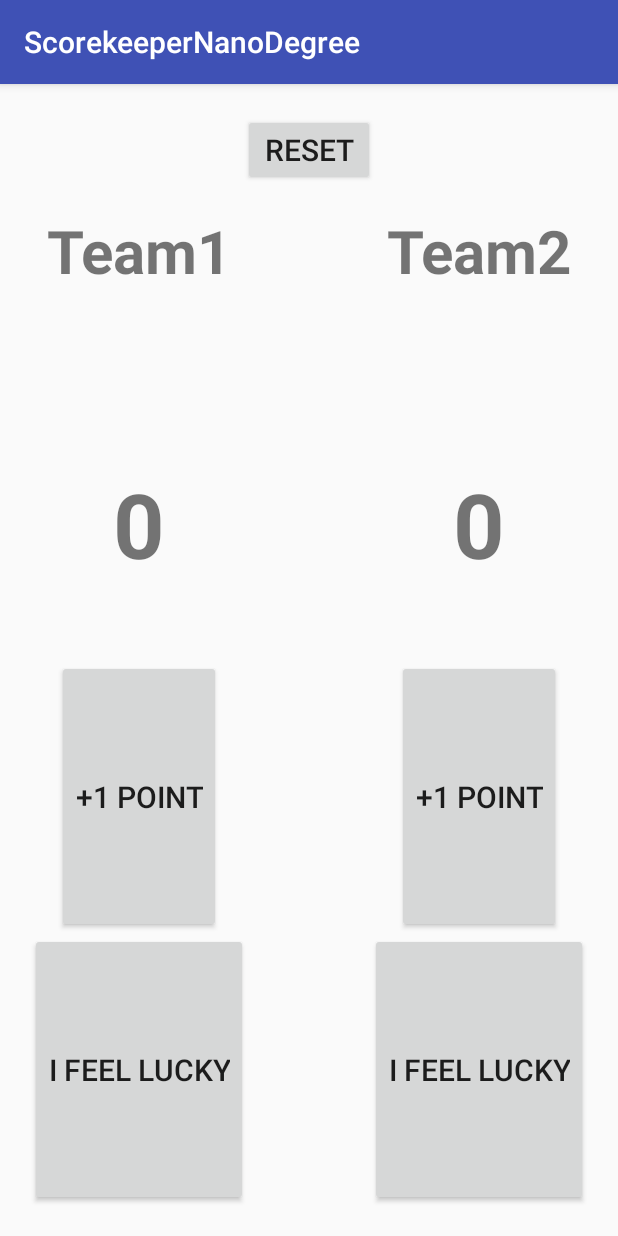
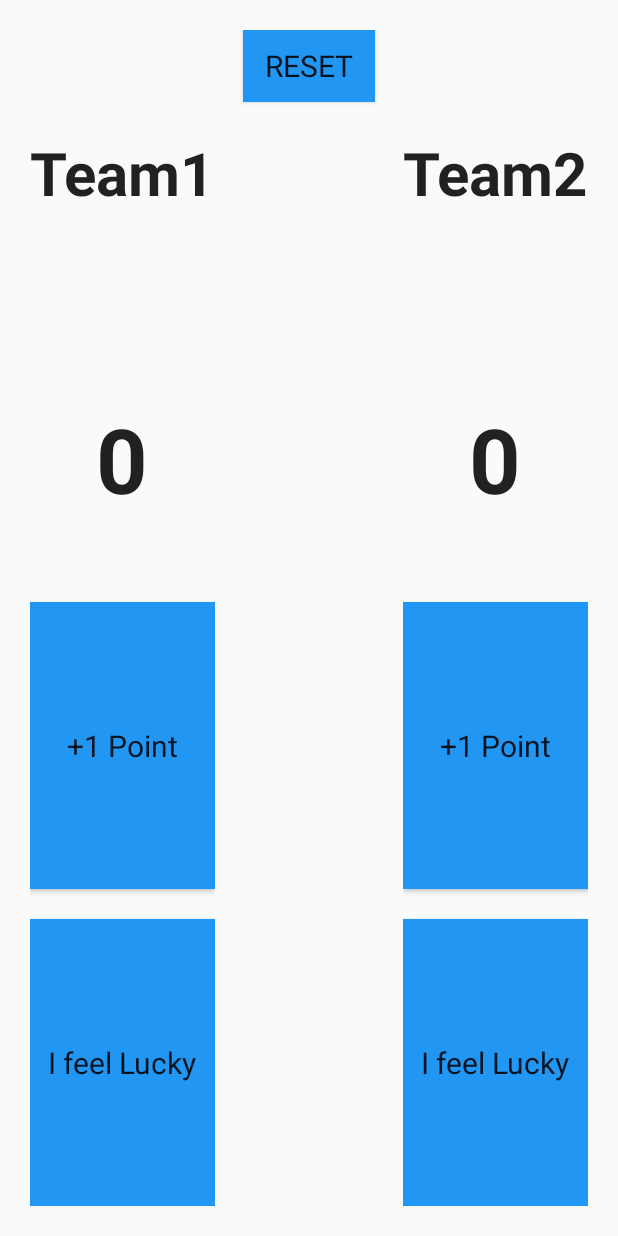
Before and after one commit to trigal2012/AndroidNanoDegree, an Android app: the screen it shows after launch (MainActivity), on a phone screen of 412 x 824 dp. Run offline under Robolectric (Android 15) with nearby library versions, the phone set to English and light mode, and no system bars.

Commit message:
updating scorekeeper for submission

```diff
--- a/ScorekeeperNanoDegree/app/src/main/java/com/example/dmac1/scorekeepernanodegree/MainActivity.java
+++ b/ScorekeeperNanoDegree/app/src/main/java/com/example/dmac1/scorekeepernanodegree/MainActivity.java
@@ -10,12 +10,13 @@ import android.view.LayoutInflater;
 
 public class MainActivity extends AppCompatActivity {
 
+    //initialize variables
     int team1_score = 0;
     int team2_score = 0;
     int team1ViewId = 0;
     int team2ViewId = 0;
 
-
+    //save values on screen rotation
     @Override
     public void onSaveInstanceState(Bundle outState) {
         outState.putInt("team1_score", team1_score);
@@ -25,6 +26,7 @@ public class MainActivity extends AppCompatActivity {
         super.onSaveInstanceState(outState);
     }
 
+    //on create method, runs when app starts
     @Override
     protected void onCreate(Bundle savedInstanceState) {
         if (savedInstanceState != null){
@@ -77,20 +79,11 @@ public class MainActivity extends AppCompatActivity {
     //returns a random number between -5 and 20
     private int lucky(){
         int tmpNum = (int )(Math.random() * 20 + -5);
-        if (tmpNum == -1) {
-            displayToast("bummer, you lost " + tmpNum * -1 + " point :-(");
-        } else if (tmpNum < -1){
-            displayToast("bummer, you lost " + tmpNum * -1 + " points :-(");
-        }else if(tmpNum == 0){
-            displayToast("well, could be worse, you could have lost points");
-        }else if (tmpNum == 1){
-            displayToast("luck is on your side, you won " + tmpNum + " point :-)");
-        }else{
-            displayToast("luck is on your side, you won " + tmpNum + " points :-)");
-        }
+        toastMsg(tmpNum);
         return tmpNum;
     }
 
+    //resets score to zero
     public void reset(View view){
         team1_score = 0;
         team2_score = 0;
@@ -98,14 +91,32 @@ public class MainActivity extends AppCompatActivity {
         updateDisplay(team2ViewId, team2_score);
     }
 
+    //used to update the score view
     private void updateDisplay(Integer team, Integer score){
         TextView scoreView = findViewById(team);
         String score2String = Integer.toString(score);
         scoreView.setText(score2String);
     }
 
+    //determine toast message based on the results of "I feel lucky"
+    private void toastMsg(int tmpNum){
+        String toastMessage = "";
+        if (tmpNum == -1) {
+            toastMessage = getResources().getString(R.string.lost1pt);
+        } else if (tmpNum < -1){
+            tmpNum = tmpNum * -1;
+            toastMessage = getResources().getString(R.string.lostMorePts,tmpNum);
+        }else if(tmpNum == 0){
+            toastMessage = getResources().getString(R.string.noWinNoLoss);
+        }else if (tmpNum == 1){
+            toastMessage = getResources().getString(R.string.win1pt);
+        }else{
+            toastMessage = getResources().getString(R.string.wonMorePts, tmpNum);
+        }
+        displayToast(toastMessage);
+    }
 
-    //toast message creation and update based on results of lucky method
+    //method to display the toast message, uses a toast layout file
     private void displayToast(String message){
 
         //get the LayoutInflater and inflate the custom_toast layout
@@ -113,7 +124,7 @@ public class MainActivity extends AppCompatActivity {
         View layout = inflater.inflate(R.layout.toast, null);
 
         //get the TextView from the custom_toast layout
-        TextView text = (TextView) layout.findViewById(R.id.txtMessage);
+        TextView text = layout.findViewById(R.id.txtMessage);
         text.setText(message);
 
         //create the toast object, set display duration,
@@ -123,5 +134,4 @@ public class MainActivity extends AppCompatActivity {
         toast.setView(layout);
         toast.show();
     }
-
 }
--- a/ScorekeeperNanoDegree/app/src/main/res/layout/activity_main.xml
+++ b/ScorekeeperNanoDegree/app/src/main/res/layout/activity_main.xml
@@ -1,71 +1,53 @@
 <?xml version="1.0" encoding="utf-8"?>
-<RelativeLayout
-    xmlns:android="http://schemas.android.com/apk/res/android"
+<RelativeLayout xmlns:android="http://schemas.android.com/apk/res/android"
     xmlns:tools="http://schemas.android.com/tools"
     android:layout_width="match_parent"
     android:layout_height="match_parent"
-    android:layout_marginTop="20dp"
-    android:layout_marginBottom="20dp"
+    android:layout_marginBottom="@dimen/marginSmall"
+    android:layout_marginTop="@dimen/marginSmall"
     tools:context=".MainActivity">
 
     <Button
         android:id="@+id/reset"
-        android:layout_width="wrap_content"
-        android:layout_height="wrap_content"
-        android:layout_centerInParent="true"
-        android:layout_alignParentTop="true"
-        android:textSize="20sp"
-        android:text="RESET"
-        android:onClick="reset"/>
+        style="@style/resetBtn"
+        android:onClick="reset"
+        android:text="@string/reset" />
 
     <LinearLayout
         android:id="@+id/team1"
         android:layout_width="wrap_content"
         android:layout_height="match_parent"
         android:layout_alignParentLeft="true"
-        android:layout_marginLeft="20dp"
+        android:layout_alignParentStart="true"
+        android:layout_marginLeft="@dimen/marginSmall"
+        android:layout_marginStart="@dimen/marginSmall"
         android:orientation="vertical">
 
         <TextView
             android:id="@+id/team1_name"
-            android:layout_width="match_parent"
-            android:layout_height="0dp"
-            android:layout_weight="1"
-            android:text="Team1"
-            android:gravity="center"
-            android:textSize="40sp"
-            android:textStyle="bold"/>
+            style="@style/txtBase"
+            android:text="@string/team1"
+            android:textSize="@dimen/textMedium" />
 
         <TextView
             android:id="@+id/team1_score"
-            android:layout_width="match_parent"
-            android:layout_height="0dp"
-            android:layout_weight="1"
-            android:text="100"
-            android:gravity="center"
-            android:textSize="60sp"
-            android:textStyle="bold"/>
+            style="@style/txtBase"
+            android:text="@string/score"
+            android:textSize="@dimen/textLarge" />
 
         <Button
             android:id="@+id/team1_button1"
-            android:layout_width="wrap_content"
-            android:layout_height="0dp"
-            android:layout_weight="1"
-            android:layout_gravity="center"
-            android:textSize="20sp"
-            android:text="+1 Point"
-            android:onClick="team1_button1"/>
+            style="@style/btnBase"
+            android:layout_marginBottom="@dimen/marginSmall"
+            android:onClick="team1_button1"
+            android:text="@string/point1" />
 
         <Button
             android:id="@+id/team1_button2"
-            android:layout_width="wrap_content"
-            android:layout_height="0dp"
-            android:layout_weight="1"
-            android:layout_gravity="center"
-            android:textSize="20sp"
-            android:text="I feel Lucky"
-            android:tooltipText="score up to 20 points or loose up to 5 points"
-            android:onClick="team1_button2"/>
+            style="@style/btnBase"
+            android:onClick="team1_button2"
+            android:text="@string/lucky"
+            android:tooltipText="@string/btn2ToolTip" />
 
     </LinearLayout>
 
@@ -73,51 +55,37 @@
         android:id="@+id/team2"
         android:layout_width="wrap_content"
         android:layout_height="match_parent"
+        android:layout_alignParentEnd="true"
         android:layout_alignParentRight="true"
-        android:layout_marginRight="20dp"
+        android:layout_marginEnd="@dimen/marginSmall"
+        android:layout_marginRight="@dimen/marginSmall"
         android:orientation="vertical">
 
         <TextView
             android:id="@+id/team2_name"
-            android:layout_width="match_parent"
-            android:layout_height="0dp"
-            android:layout_weight="1"
-            android:text="Team2"
-            android:gravity="center"
-            android:textSize="40sp"
-            android:textStyle="bold"/>
+            style="@style/txtBase"
+            android:text="@string/team2"
+            android:textSize="@dimen/textMedium" />
 
         <TextView
             android:id="@+id/team2_score"
-            android:layout_width="match_parent"
-            android:layout_height="0dp"
-            android:layout_weight="1"
-            android:text="100"
-            android:gravity="center"
-            android:textSize="60sp"
-            android:textStyle="bold"/>
+            style="@style/txtBase"
+            android:text="@string/score"
+            android:textSize="@dimen/textLarge" />
 
         <Button
             android:id="@+id/team2_button1"
-            android:layout_width="wrap_content"
-            android:layout_height="0dp"
-            android:layout_weight="1"
-            android:layout_gravity="center"
-            android:textSize="20sp"
-            android:text="+1 Point"
-            android:onClick="team2_button1"/>
+            style="@style/btnBase"
+            android:layout_marginBottom="@dimen/marginSmall"
+            android:onClick="team2_button1"
+            android:text="@string/point1" />
 
         <Button
             android:id="@+id/team2_button2"
-            android:layout_width="wrap_content"
-            android:layout_height="0dp"
-            android:layout_weight="1"
-            android:layout_gravity="center"
-            android:textSize="20sp"
-            android:text="I feel Lucky"
-            android:tooltipText="score up to 20 points or loose up to 5 points"
-            android:onClick="team2_button2"/>
-
+            style="@style/btnBase"
+            android:onClick="team2_button2"
+            android:text="@string/lucky"
+            android:tooltipText="@string/btn2ToolTip" />
     </LinearLayout>
 
 
--- a/ScorekeeperNanoDegree/app/src/main/res/layout/toast.xml
+++ b/ScorekeeperNanoDegree/app/src/main/res/layout/toast.xml
@@ -2,12 +2,4 @@
 <TextView
     xmlns:android="http://schemas.android.com/apk/res/android"
     android:id="@+id/txtMessage"
-    android:layout_width="wrap_content"
-    android:layout_height="wrap_content"
-    android:layout_centerInParent="true"
-    android:drawablePadding="8dp"
-    android:layout_margin="32dp"
-    android:gravity="center"
-    android:textSize="30sp"
-    android:textStyle="bold"
-    android:background="@color/colorAccent"/>
+    style="@style/toast"/>
--- a/ScorekeeperNanoDegree/app/src/main/res/values/colors.xml
+++ b/ScorekeeperNanoDegree/app/src/main/res/values/colors.xml
@@ -1,6 +1,7 @@
 <?xml version="1.0" encoding="utf-8"?>
 <resources>
-    <color name="colorPrimary">#3F51B5</color>
-    <color name="colorPrimaryDark">#303F9F</color>
-    <color name="colorAccent">#FF4081</color>
+    <color name="colorPrimary">#2196F3</color>
+    <color name="colorPrimaryDark">#0D47A1</color>
+    <color name="colorAccent">#448AFF</color>
+    <color name="colorToastBkgd">#90CAF9</color>
 </resources>
--- /dev/null
+++ b/ScorekeeperNanoDegree/app/src/main/res/values/dimens.xml
@@ -0,0 +1,8 @@
+<?xml version="1.0" encoding="utf-8"?>
+<resources>
+    <dimen name="textSmall">20sp</dimen>
+    <dimen name="textMedium">40sp</dimen>
+    <dimen name="textLarge">60sp</dimen>
+
+    <dimen name="marginSmall">20dp</dimen>
+</resources>
--- a/ScorekeeperNanoDegree/app/src/main/res/values/strings.xml
+++ b/ScorekeeperNanoDegree/app/src/main/res/values/strings.xml
@@ -1,3 +1,22 @@
 <resources>
     <string name="app_name">ScorekeeperNanoDegree</string>
+    <string name="reset">RESET</string>
+    <string name="team1">Team1</string>
+    <string name="team2">Team2</string>
+    <string name="point1">+1 Point</string>
+    <string name="lucky">I feel Lucky</string>
+    <string name="btn2ToolTip">score up to 20 points or loose up to 5 points</string>
+    <string name="score">8</string>
+
+    //Toast Message Strings
+    <string name="lost1pt">bummer, you lost 1 point :-(</string>
+    <string name="win1pt">luck is on your side, you won 1 point :-)</string>
+    <string name="noWinNoLoss">well, could be worse, you could have lost points</string>
+
+    <!--use when score is -2 to -5 pts-->
+    <string name="lostMorePts">"bummer, you lost %1$d points :-("</string>
+
+    <!--use when score is 2 pts or higher -->
+    <string name="wonMorePts">"luck is on your side, you won %1$d points :-)"</string>
+
 </resources>
--- a/ScorekeeperNanoDegree/app/src/main/res/values/styles.xml
+++ b/ScorekeeperNanoDegree/app/src/main/res/values/styles.xml
@@ -1,11 +1,50 @@
 <resources>
 
     <!-- Base application theme. -->
-    <style name="AppTheme" parent="Theme.AppCompat.Light.DarkActionBar">
+    <style name="AppTheme" parent="Theme.AppCompat.Light.NoActionBar">
         <!-- Customize your theme here. -->
         <item name="colorPrimary">@color/colorPrimary</item>
         <item name="colorPrimaryDark">@color/colorPrimaryDark</item>
         <item name="colorAccent">@color/colorAccent</item>
     </style>
 
+    <style name="btnBase" parent="Theme.AppCompat">
+        <item name="android:layout_width">match_parent</item>
+        <item name="android:layout_height">0dp</item>
+        <item name="android:layout_weight">1</item>
+        <item name="android:layout_gravity">center</item>
+        <item name="android:background">@color/colorPrimary</item>
+        <item name="android:textSize">@dimen/textSmall</item>
+    </style>
+
+    <style name="txtBase" parent="Theme.AppCompat">
+        <item name="android:layout_width">match_parent</item>
+        <item name="android:layout_height">0dp</item>
+        <item name="android:layout_weight">1</item>
+        <item name="android:gravity">center</item>
+        <item name="android:textStyle">bold</item>
+    </style>
+
+    <style name="resetBtn" parent="Theme.AppCompat">
+        <item name="android:layout_width">wrap_content</item>
+        <item name="android:layout_height">wrap_content</item>
+        <item name="android:layout_centerInParent">true</item>
+        <item name="android:layout_alignParentTop">true</item>
+        <item name="android:background">@color/colorPrimary</item>
+        <item name="android:textSize">@dimen/textSmall</item>
+    </style>
+
+    <style name="toast" parent="Theme.AppCompat">
+        <item name="android:layout_width">wrap_content</item>
+        <item name="android:layout_height">wrap_content</item>
+        <item name="android:layout_centerInParent">true</item>
+        <item name="android:drawablePadding">8dp</item>
+        <item name="android:layout_margin">32dp</item>
+        <item name="android:gravity">center</item>
+        <item name="android:textSize">30sp</item>
+        <item name="android:textStyle">bold</item>
+        <item name="android:background">@color/colorToastBkgd</item>
+    </style>
+
+
 </resources>
```
Also changed, not shown: 1 other file.
